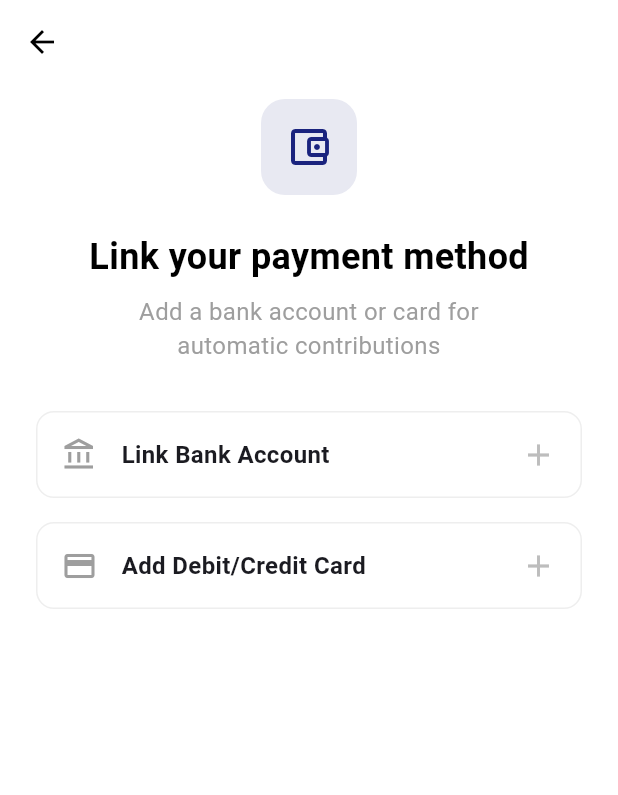
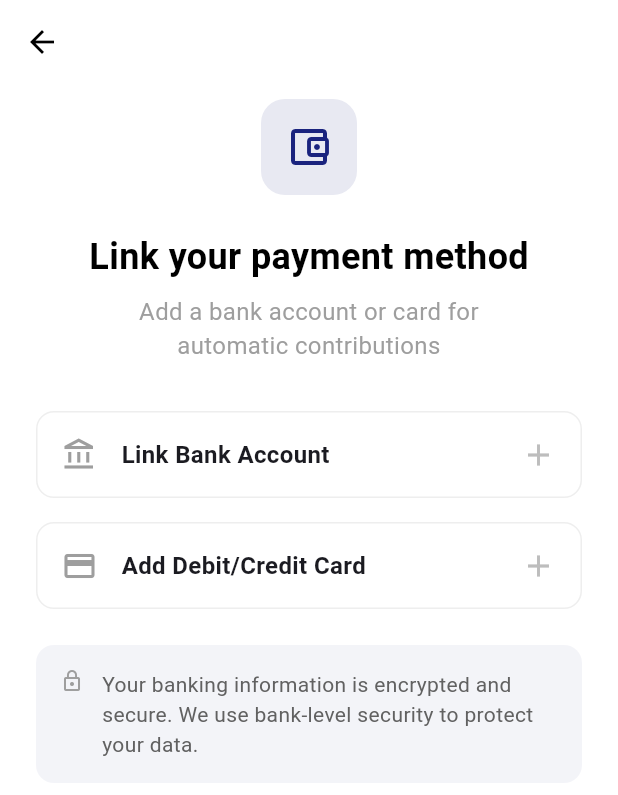
Before and after one commit to rintymoni01/group-saving-app, a Flutter app: the LinkPaymentMethodScreen screen opened directly, on a phone screen of 412 x 824 dp. Shown: the top 795 px of the screen. Run offline on Flutter 3.47's test engine with Material 3 defaults, Android fonts, the phone set to English and light mode, and no system bars; our stand-ins replace get, google_fonts.

Commit message:
P13: Add security note container to LinkPaymentMethodScreen

```diff
--- a/lib/view/screens/payment_method/screen/link_payment_method_screen.dart
+++ b/lib/view/screens/payment_method/screen/link_payment_method_screen.dart
@@ -68,6 +68,31 @@ class LinkPaymentMethodScreen extends StatelessWidget {
               onTap: () {},
             ),
             const SizedBox(height: 24),
+            // Security Note
+            Container(
+              padding: const EdgeInsets.all(16),
+              decoration: BoxDecoration(
+                color: const Color(0xFF1A237E).withOpacity(0.05),
+                borderRadius: BorderRadius.circular(12),
+              ),
+              child: Row(
+                crossAxisAlignment: CrossAxisAlignment.start,
+                children: [
+                  const Icon(Icons.lock_outline, size: 16, color: Colors.grey),
+                  const SizedBox(width: 12),
+                  Expanded(
+                    child: Text(
+                      'Your banking information is encrypted and secure. We use bank-level security to protect your data.',
+                      style: TextStyle(
+                        fontSize: 14,
+                        color: Colors.grey.shade700,
+                        height: 1.4,
+                      ),
+                    ),
+                  ),
+                ],
+              ),
+            ),
           ],
         ),
       )),
```
